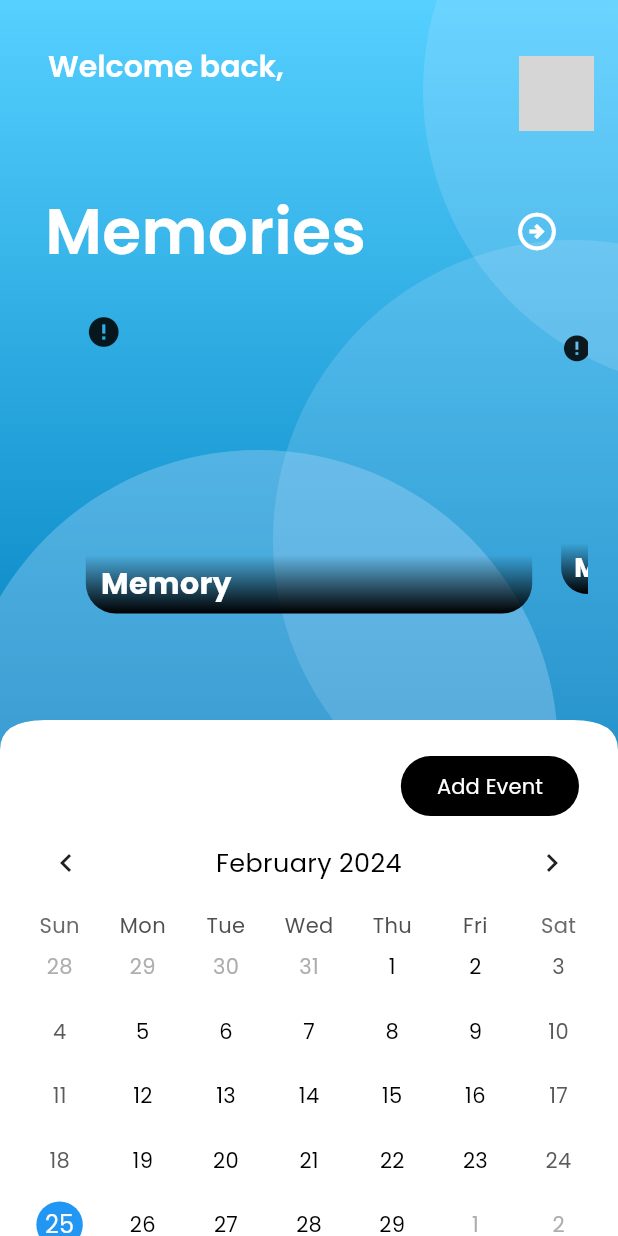
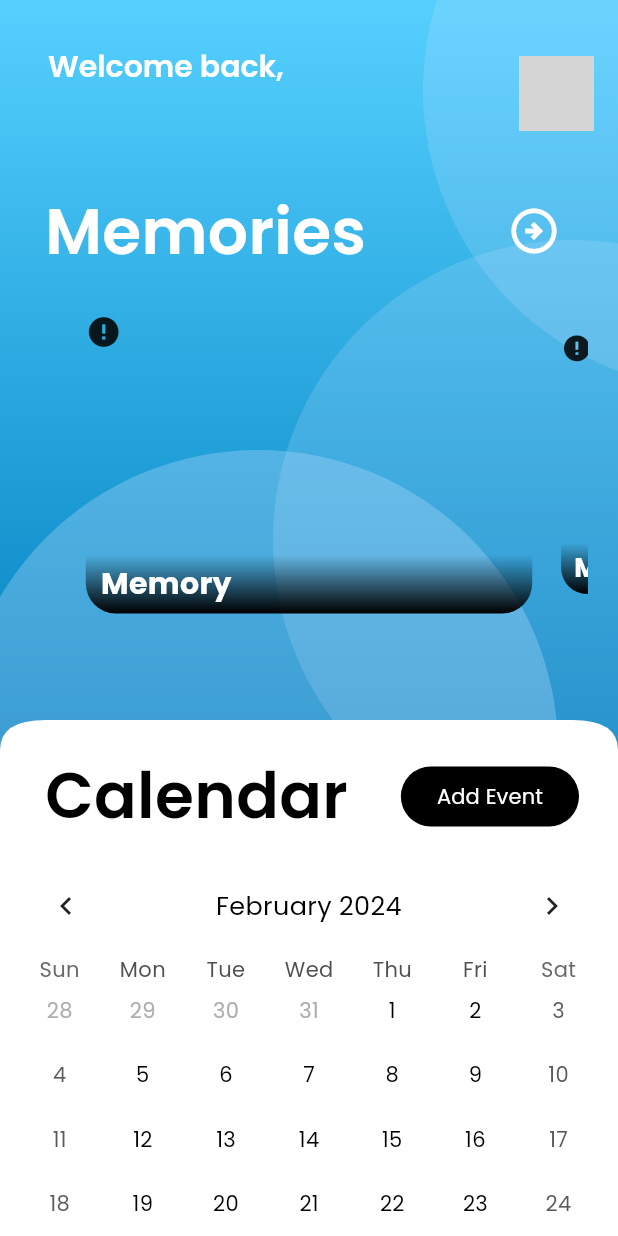
Before and after one commit to shiwangaryan/Second-Brain, a Flutter app: the HomeScreen screen opened directly, on a phone screen of 412 x 824 dp. Run offline on Flutter 3.47's test engine with Material 3 defaults, Android fonts, the phone set to English and light mode, and no system bars; drawn by our look-alikes of cached_network_image, carousel_slider, table_calendar; our stand-ins replace firebase_auth, firebase_core, flutter_spinkit, flutter_svg, get, google_sign_in and 6 more; missing offline and left inert: flutter_sound, google_gemini, pair; accounts and stored records are empty; generated files the repository leaves out were written again; network calls fail; grey boxes are pictures that could not be loaded.

Commit message:
minor changes

```diff
--- a/lib/features/home/screens/home/home.dart
+++ b/lib/features/home/screens/home/home.dart
@@ -3,13 +3,14 @@ import 'package:flutter/material.dart';
 import 'package:flutter_svg/flutter_svg.dart';
 import 'package:get/get.dart';
 import 'package:hive_flutter/hive_flutter.dart';
-import 'package:solution_challenge_app/common/widgets/appbar/appbar.dart';
+import 'package:solution_challenge_app/common/widgets/appbar/appbar.dart'
+    as Appbar;
 import 'package:solution_challenge_app/common/widgets/custom_shapes/container/primary_header_container.dart';
 import 'package:solution_challenge_app/features/home/screens/home/widgets/image_carousel.dart';
+import 'package:solution_challenge_app/features/journal/screens/journal.dart';
 import 'package:solution_challenge_app/firebase/gauth.dart';
 import 'package:solution_challenge_app/login.dart';
 import 'package:table_calendar/table_calendar.dart';
-// import 'package:solution_challenge_app/features/home/model/task.dart';
 
 class HomeScreen extends StatefulWidget {
   const HomeScreen({super.key});
@@ -502,7 +503,7 @@ class _HomeScreenState extends State<HomeScreen> {
                 children: [
                   Padding(
                     padding: const EdgeInsets.only(top: 32.0),
-                    child: CustomAppBar(
+                    child: Appbar.CustomAppBar(
                       title: Column(
                         crossAxisAlignment: CrossAxisAlignment.start,
                         children: [
@@ -575,6 +576,7 @@ class _HomeScreenState extends State<HomeScreen> {
                       child: Row(
                         mainAxisAlignment: MainAxisAlignment.spaceBetween,
                         mainAxisSize: MainAxisSize.max,
+                        crossAxisAlignment: CrossAxisAlignment.center,
                         children: [
                           const Text(
                             'Memories',
@@ -586,15 +588,18 @@ class _HomeScreenState extends State<HomeScreen> {
                             ),
                           ),
                           IconButton(
-                                onPressed: () {},
+                              onPressed: () {
+                                Get.to(const JournalScreen());
+                              },
                               icon: const Icon(
                                 Icons.arrow_circle_right_outlined,
                                 color: Colors.white,
-                                  size: 30,
+                                size: 36,
                               ))
                         ],
                       ),
-                      )),
+                    ),
+                  ),
                   const Padding(
                     padding: EdgeInsets.only(top: 25.0, right: 20, left: 20),
                     child: ImageCarousel(),
@@ -605,7 +610,7 @@ class _HomeScreenState extends State<HomeScreen> {
             Stack(
               children: [
                 Positioned(
-                  top: 0,
+                  top: 7,
                   right: 26,
                   child: ElevatedButton(
                     style: ElevatedButton.styleFrom(
@@ -621,12 +626,29 @@ class _HomeScreenState extends State<HomeScreen> {
                     ),
                   ),
                 ),
+                const Padding(
+                  padding: EdgeInsets.only(right: 30, left: 30),
+                  child: Row(
+                    mainAxisAlignment: MainAxisAlignment.start,
+                    children: [
+                      Text(
+                        'Calendar',
+                        style: TextStyle(
+                          fontFamily: 'Poppins',
+                          fontSize: 42,
+                          fontWeight: FontWeight.w600,
+                          color: Colors.black,
+                        ),
+                      ),
+                    ],
+                  ),
+                ),
                 Padding(
                   padding: const EdgeInsets.symmetric(horizontal: 12.0),
                   child: Column(
                     crossAxisAlignment: CrossAxisAlignment.center,
                     children: [
-                      const SizedBox(height: 43),
+                      const SizedBox(height: 72),
                       SizedBox(
                         child: TableCalendar(
                           locale: 'en_US',
```
Also changed, not shown: lib/main.dart (line endings or trailing spaces). Lines whose indentation alone changed are shown as unchanged.
